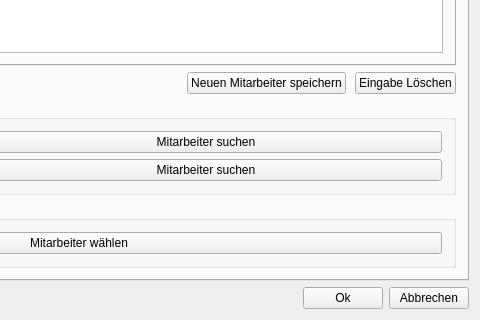
This is AdminDialog/admindialog.ui in Robotregent/EBP as Qt 5 draws it before an edit; both pictures show x 322 to 802 and y 236 to 556 of the 802 by 556 pixel window. The edited form follows.
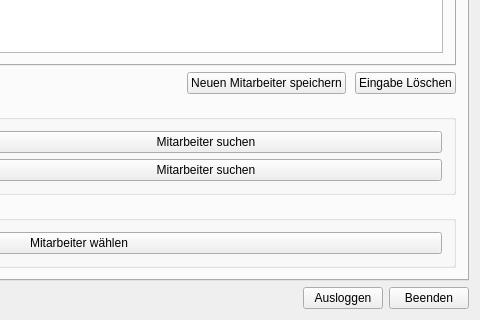
This is the edited form. Icons and pictures are not drawn.

Patch:
```diff
--- a/AdminDialog/admindialog.ui
+++ b/AdminDialog/admindialog.ui
@@ -675,14 +675,14 @@
      <item>
       <widget class="QPushButton" name="button_ok">
        <property name="text">
-        <string>Ok</string>
+        <string>Ausloggen</string>
        </property>
       </widget>
      </item>
      <item>
       <widget class="QPushButton" name="button_abbrechen">
        <property name="text">
-        <string>Abbrechen</string>
+        <string>Beenden</string>
        </property>
       </widget>
      </item>
```
Left out of the diff: 37 changed lines with no effect on the pictures.
